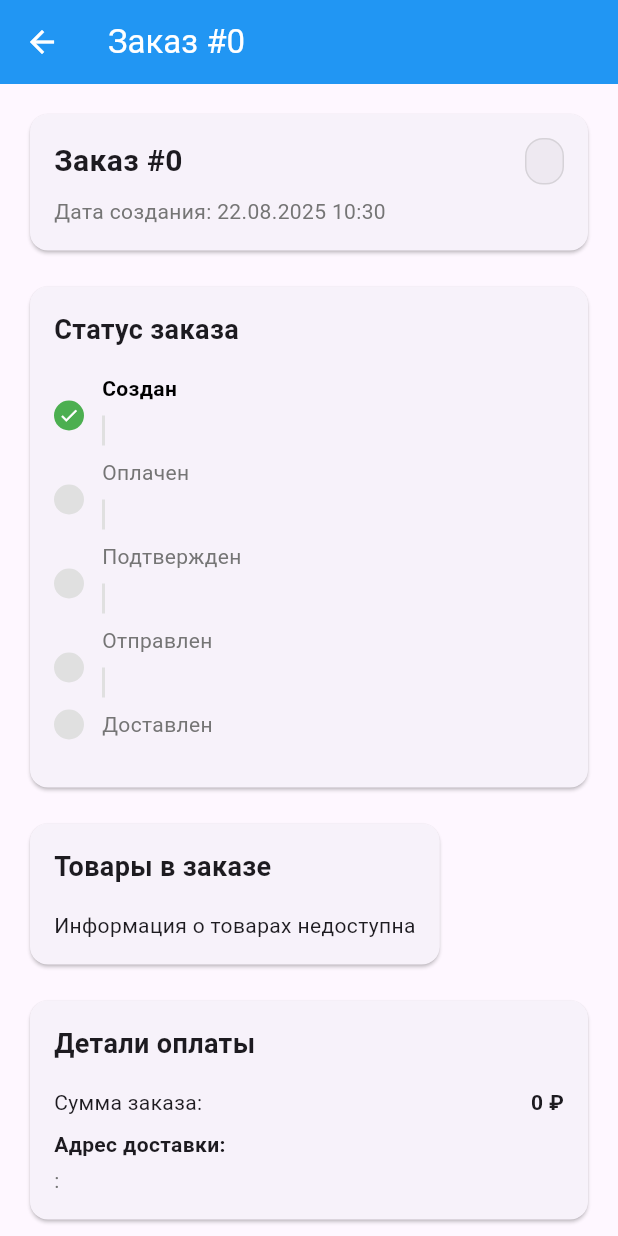
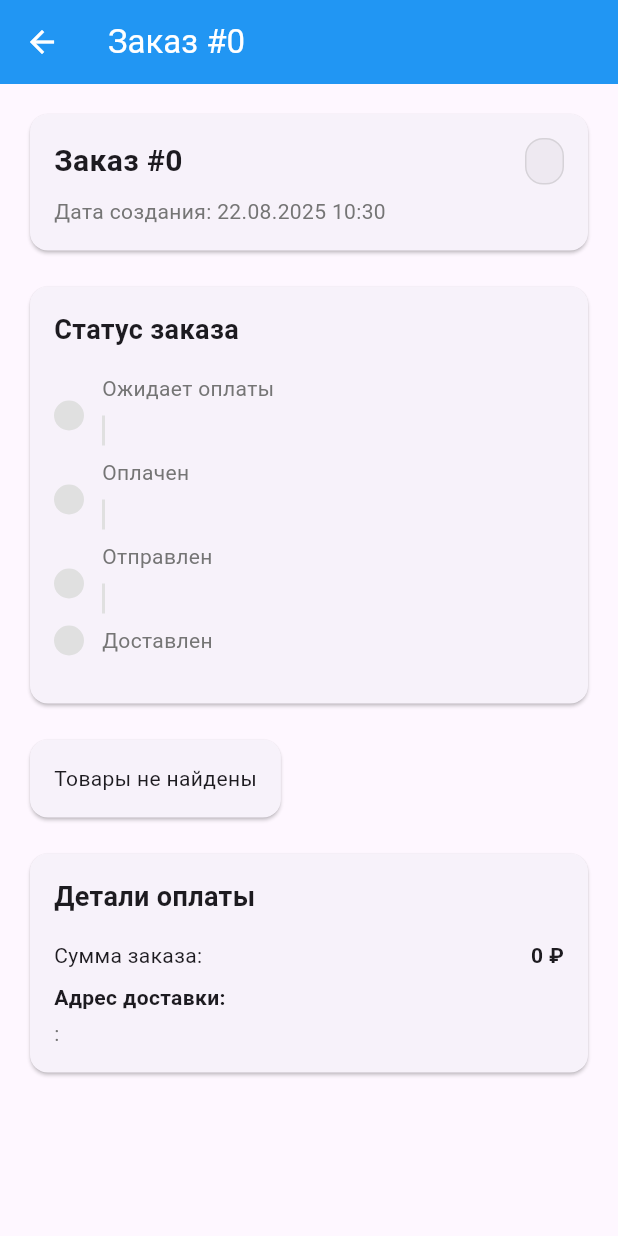
Before and after one commit to idob23/severnaya-korzina-mobile, a Flutter app: the OrderDetailsScreen screen opened directly with empty values, on a phone screen of 412 x 824 dp. Run offline on Flutter 3.47's test engine with Material 3 defaults, Android fonts, the phone set to English and light mode, and no system bars; our stand-ins replace dio, flutter_secure_storage, mask_text_input_formatter, shared_preferences, sqflite; accounts and stored records are empty; network calls fail.

Commit message:
22.08.1714

```diff
--- /dev/null
+++ b/lib/constants/order_status.dart
@@ -0,0 +1,59 @@
+// lib/constants/order_status.dart
+// Единый источник истины для статусов заказов
+
+/// Статусы заказов
+enum OrderStatus {
+  pending, // Ожидает оплаты
+  paid, // Оплачен
+  shipped, // Отправлен
+  delivered, // Доставлен
+  cancelled // Отменен
+}
+
+/// Порядок статусов в жизненном цикле заказа (для прогресса)
+const List<String> orderStatusFlow = [
+  'pending',
+  'paid',
+  'shipped',
+  'delivered'
+];
+
+/// Переводы статусов на русский язык
+const Map<String, String> statusTexts = {
+  'pending': 'Ожидает оплаты',
+  'paid': 'Оплачен',
+  'shipped': 'Отправлен',
+  'delivered': 'Доставлен',
+  'cancelled': 'Отменен'
+};
+
+/// Цвета для отображения статусов
+const Map<String, String> statusColors = {
+  'pending': 'orange',
+  'paid': 'green',
+  'shipped': 'blue',
+  'delivered': 'green',
+  'cancelled': 'red'
+};
+
+/// Утилиты для работы со статусами
+class OrderStatusUtils {
+  /// Получить индекс статуса в жизненном цикле
+  static int getStatusIndex(String status) {
+    return orderStatusFlow.indexOf(status);
+  }
+
+  /// Проверить, завершен ли статус (относительно другого)
+  static bool isStatusCompleted(String currentStatus, String checkStatus) {
+    // Отмененные заказы не имеют прогресса
+    if (currentStatus == 'cancelled') return false;
+
+    final currentIndex = getStatusIndex(currentStatus);
+    final checkIndex = getStatusIndex(checkStatus);
+
+    // Если статус не найден в потоке, считаем незавершенным
+    if (currentIndex == -1 || checkIndex == -1) return false;
+
+    return currentIndex >= checkIndex;
+  }
+}
--- a/lib/models/order.dart
+++ b/lib/models/order.dart
@@ -1,4 +1,5 @@
-// lib/models/order.dart - ПОЛНАЯ МОДЕЛЬ БЕЗ КОНФЛИКТОВ
+// lib/models/order.dart - ОБНОВЛЕННАЯ ВЕРСИЯ С ПРАВИЛЬНЫМИ СТАТУСАМИ
+import '../constants/order_status.dart';
 
 /// Модель заказа для API
 class Order {
@@ -90,44 +91,14 @@ class Order {
     return orderItems!.fold(0, (sum, item) => sum + item.quantity);
   }
 
-  /// Статус на русском
+  /// Статус на русском - ИСПОЛЬЗУЕТ КОНСТАНТЫ
   String get statusText {
-    switch (status) {
-      case 'pending':
-        return 'Ожидает';
-      case 'confirmed':
-        return 'Подтвержден';
-      case 'paid':
-        return 'Оплачен';
-      case 'shipped':
-        return 'Отправлен';
-      case 'delivered':
-        return 'Доставлен';
-      case 'cancelled':
-        return 'Отменен';
-      default:
-        return status;
-    }
+    return statusTexts[status] ?? status;
   }
 
-  /// Цвет статуса
+  /// Цвет статуса - ИСПОЛЬЗУЕТ КОНСТАНТЫ
   String get statusColor {
-    switch (status) {
-      case 'pending':
-        return 'orange';
-      case 'confirmed':
-        return 'blue';
-      case 'paid':
-        return 'green';
-      case 'shipped':
-        return 'purple';
-      case 'delivered':
-        return 'green';
-      case 'cancelled':
-        return 'red';
-      default:
-        return 'grey';
-    }
+    return statusColors[status] ?? 'grey';
   }
 
   @override
--- a/lib/screens/orders/order_details_screen.dart
+++ b/lib/screens/orders/order_details_screen.dart
@@ -1,6 +1,7 @@
-// lib/screens/orders/order_details_screen.dart
+// lib/screens/orders/order_details_screen.dart - ОБНОВЛЕННАЯ ВЕРСИЯ
 import 'package:flutter/material.dart';
 import '../../models/order.dart';
+import '../../constants/order_status.dart';
 
 class OrderDetailsScreen extends StatelessWidget {
   final Order order;
@@ -126,35 +127,20 @@ class OrderDetailsScreen extends StatelessWidget {
   }
 
   Widget _buildProgressIndicator() {
+    // ИСПРАВЛЕННЫЙ порядок статусов согласно константам
     final statuses = [
-      {'name': 'Создан', 'status': 'pending', 'completed': true},
-      {
-        'name': 'Оплачен',
-        'status': 'paid',
-        'completed': _isStatusCompleted('paid')
-      },
-      {
-        'name': 'Подтвержден',
-        'status': 'confirmed',
-        'completed': _isStatusCompleted('confirmed')
-      },
-      {
-        'name': 'Отправлен',
-        'status': 'shipped',
-        'completed': _isStatusCompleted('shipped')
-      },
-      {
-        'name': 'Доставлен',
-        'status': 'delivered',
-        'completed': _isStatusCompleted('delivered')
-      },
+      {'name': 'Ожидает оплаты', 'status': 'pending'},
+      {'name': 'Оплачен', 'status': 'paid'},
+      {'name': 'Отправлен', 'status': 'shipped'},
+      {'name': 'Доставлен', 'status': 'delivered'},
     ];
 
     return Column(
       children: statuses
           .map((status) => _buildProgressStep(
                 status['name'] as String,
-                status['completed'] as bool,
+                OrderStatusUtils.isStatusCompleted(
+                    order.status, status['status'] as String),
                 statuses.indexOf(status) == statuses.length - 1,
               ))
           .toList(),
@@ -202,6 +188,30 @@ class OrderDetailsScreen extends StatelessWidget {
   }
 
   Widget _buildStatusSpecificInfo() {
+    // Отмененные заказы показываем отдельно
+    if (order.status == 'cancelled') {
+      return Container(
+        padding: EdgeInsets.all(12),
+        decoration: BoxDecoration(
+          color: Colors.red[50],
+          borderRadius: BorderRadius.circular(8),
+          border: Border.all(color: Colors.red[200]!),
+        ),
+        child: Row(
+          children: [
+            Icon(Icons.cancel, color: Colors.red[700]),
+            SizedBox(width: 8),
+            Text(
+              'Заказ отменен',
+              style: TextStyle(
+                  color: Colors.red[700], fontWeight: FontWeight.bold),
+            ),
+          ],
+        ),
+      );
+    }
+
+    // Для остальных статусов
     switch (order.status) {
       case 'pending':
         return Container(
@@ -216,7 +226,7 @@ class OrderDetailsScreen extends StatelessWidget {
               Icon(Icons.hourglass_empty, color: Colors.orange[700]),
               SizedBox(width: 8),
               Text(
-                'Ожидает обработки',
+                'Ожидает оплаты',
                 style: TextStyle(
                     color: Colors.orange[700], fontWeight: FontWeight.bold),
               ),
@@ -293,6 +303,15 @@ class OrderDetailsScreen extends StatelessWidget {
   }
 
   Widget _buildItemsList() {
+    if (order.orderItems == null || order.orderItems!.isEmpty) {
+      return Card(
+        child: Padding(
+          padding: EdgeInsets.all(16),
+          child: Text('Товары не найдены'),
+        ),
+      );
+    }
+
     return Card(
       child: Padding(
         padding: EdgeInsets.all(16),
@@ -307,10 +326,7 @@ class OrderDetailsScreen extends StatelessWidget {
               ),
             ),
             SizedBox(height: 16),
-            if (order.orderItems != null && order.orderItems!.isNotEmpty)
-              ...order.orderItems!.map((item) => _buildOrderItem(item)).toList()
-            else
-              Text('Информация о товарах недоступна'),
+            ...order.orderItems!.map((item) => _buildOrderItem(item)).toList(),
           ],
         ),
       ),
@@ -319,8 +335,9 @@ class OrderDetailsScreen extends StatelessWidget {
 
   Widget _buildOrderItem(OrderItem item) {
     return Padding(
-      padding: EdgeInsets.symmetric(vertical: 8),
+      padding: EdgeInsets.only(bottom: 12),
       child: Row(
+        crossAxisAlignment: CrossAxisAlignment.start,
         children: [
           Expanded(
             child: Column(
@@ -328,8 +345,9 @@ class OrderDetailsScreen extends StatelessWidget {
               children: [
                 Text(
                   item.productName,
-                  style: TextStyle(fontWeight: FontWeight.bold),
+                  style: TextStyle(fontWeight: FontWeight.w600),
                 ),
+                SizedBox(height: 4),
                 Text(
                   '${item.quantity} ${item.unit} × ${item.price.toStringAsFixed(0)} ₽',
                   style: TextStyle(color: Colors.grey[600]),
@@ -338,7 +356,7 @@ class OrderDetailsScreen extends StatelessWidget {
             ),
           ),
           Text(
-            '${item.totalPrice.toStringAsFixed(0)} ₽',
+            item.formattedTotalPrice,
             style: TextStyle(
               fontWeight: FontWeight.bold,
               fontSize: 16,
@@ -393,29 +411,26 @@ class OrderDetailsScreen extends StatelessWidget {
   }
 
   Color _getStatusColor() {
-    switch (order.status) {
-      case 'pending':
+    // ИСПОЛЬЗУЕТ КОНСТАНТЫ
+    switch (order.statusColor) {
+      case 'orange':
         return Colors.orange;
-      case 'confirmed':
+      case 'green':
+        return Colors.green;
+      case 'blue':
         return Colors.blue;
-      case 'paid':
-        return Colors.green;
-      case 'shipped':
-        return Colors.purple;
-      case 'delivered':
-        return Colors.green.shade700;
-      case 'cancelled':
+      case 'red':
         return Colors.red;
       default:
         return Colors.grey;
     }
   }
 
+  // ТАКЖЕ ЗАМЕНИТЬ метод _isStatusCompleted():
   bool _isStatusCompleted(String statusToCheck) {
     final statusOrder = [
       'pending',
-      'paid',
-      'confirmed',
+      'paid', // УБРАЛИ 'confirmed'
       'shipped',
       'delivered'
     ];
```
Also changed, not shown: lib/providers/orders_provider.dart (+7 -5 lines), lib/screens/checkout/checkout_screen.dart (+71 -13 lines).
